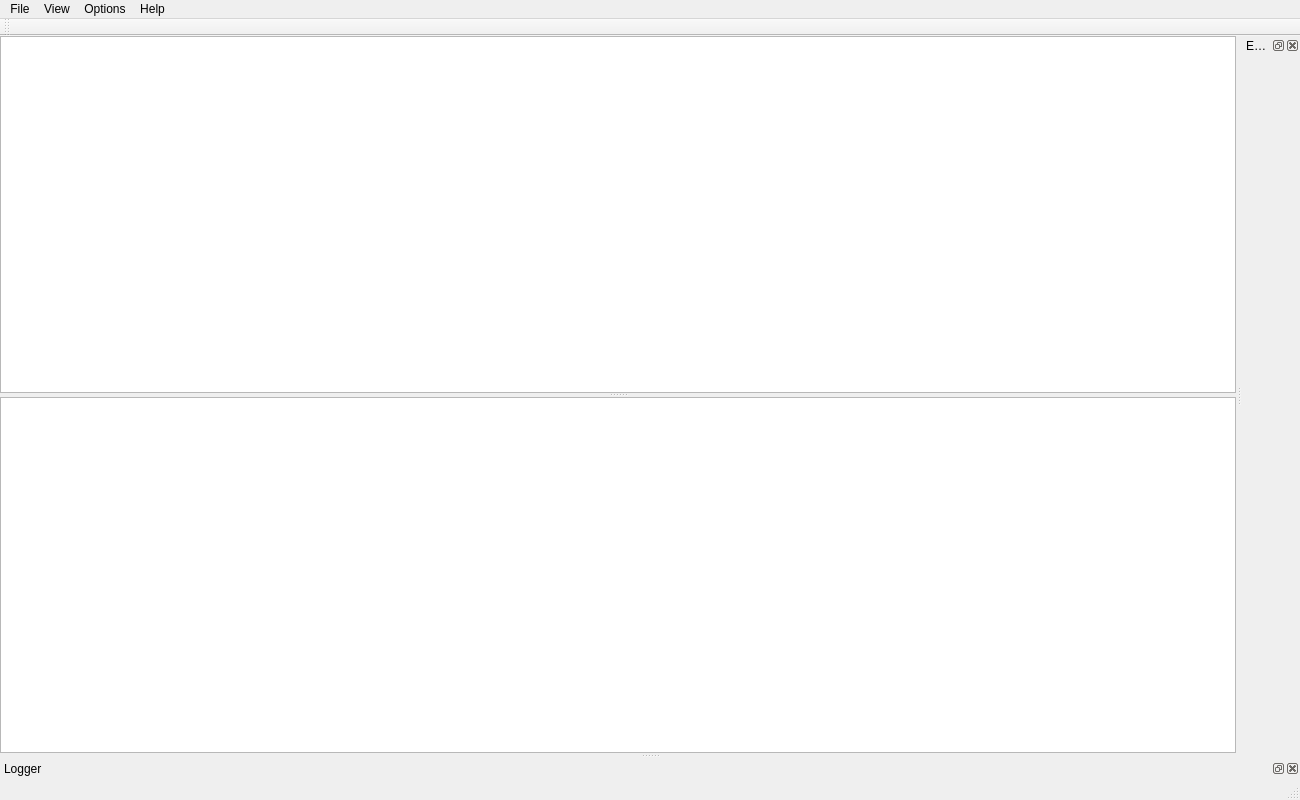
Qt form src/mainWindow.ui (christophe-calmejane/Hive) before a commit.
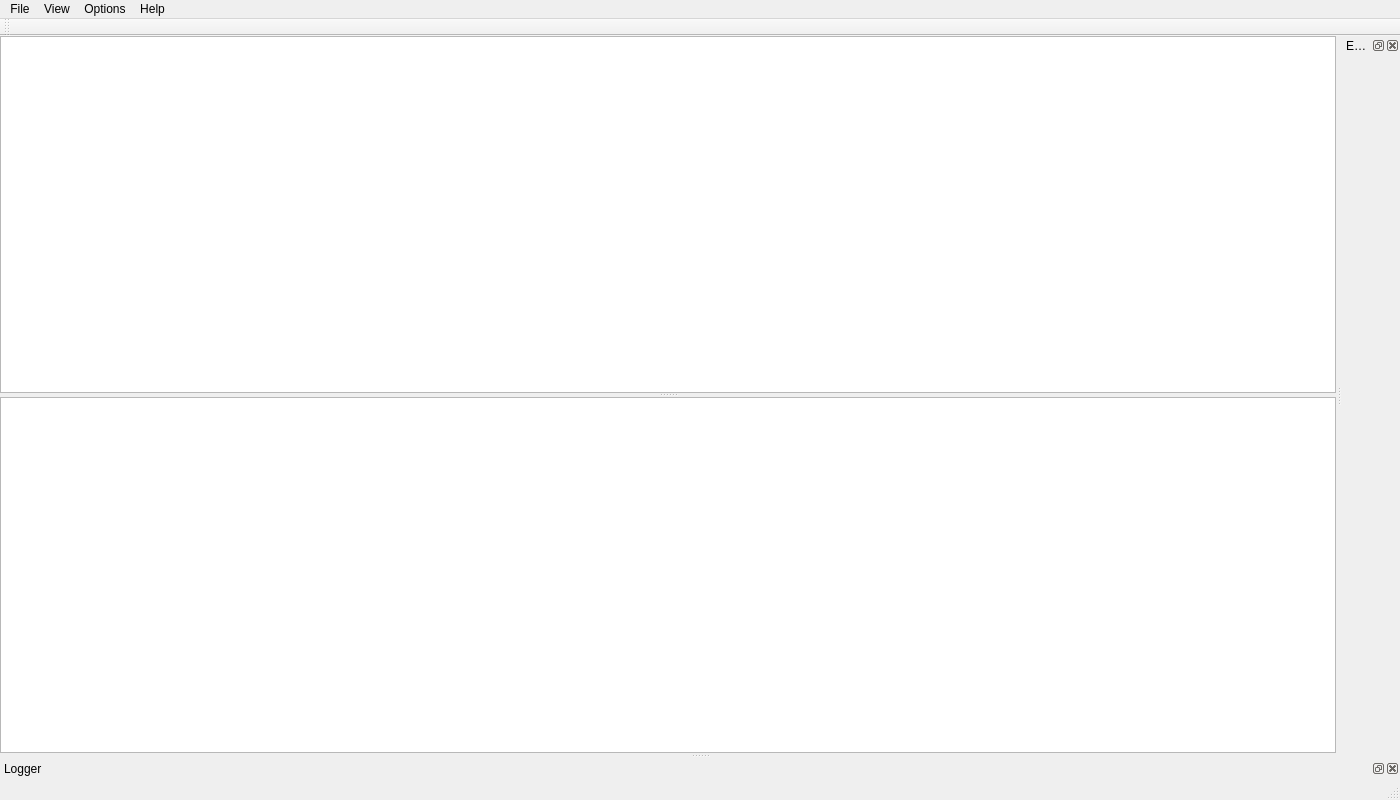
The same form after that commit. Custom widgets are drawn as their Qt base class.

The edit to the form file:
```diff
--- a/src/mainWindow.ui
+++ b/src/mainWindow.ui
@@ -6,7 +6,7 @@
    <rect>
     <x>0</x>
     <y>0</y>
-    <width>1300</width>
+    <width>1400</width>
     <height>800</height>
    </rect>
   </property>
@@ -49,7 +49,7 @@
     <rect>
      <x>0</x>
      <y>0</y>
-     <width>1300</width>
+     <width>1400</width>
      <height>21</height>
     </rect>
    </property>
```
